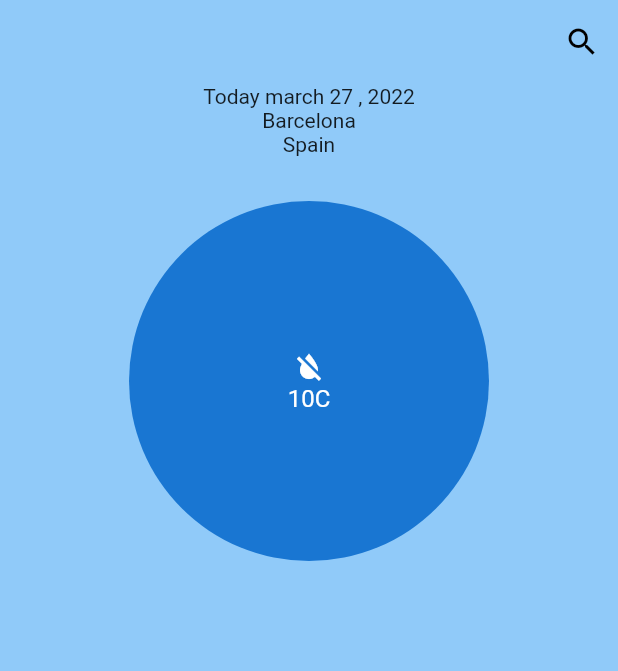
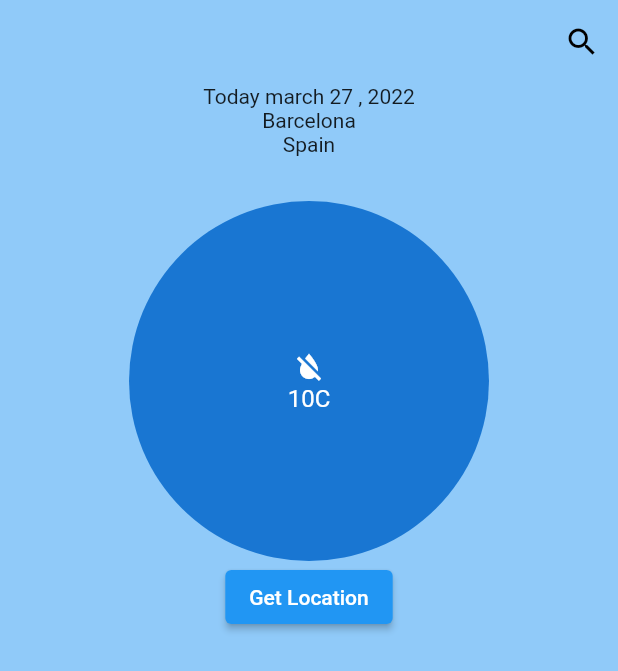
Before and after one commit to najmulmyself/OpenWeather, a Flutter app: the screen it shows after launch, on a phone screen of 412 x 824 dp. Shown: the top 671 px of the screen. Run offline on Flutter 3.47's test engine with Material 2 defaults, Android fonts, the light colour scheme and no system bars.

Commit message:
open weather map again

```diff
--- a/lib/screen/home_screen.dart
+++ b/lib/screen/home_screen.dart
@@ -8,14 +8,11 @@ class HomeScreen extends StatefulWidget {
 }
 
 class _HomeScreenState extends State<HomeScreen> {
-
   dynamic post;
   @override
   void initState() {
     super.initState();
-
   }
-
 
   @override
   Widget build(BuildContext context) {
@@ -38,6 +35,10 @@ class _HomeScreenState extends State<HomeScreen> {
               ],
             ),
           ),
+          ElevatedButton(
+            onPressed: () {},
+            child: const Text('Get Location'),
+          )
         ],
       ),
     );
```
